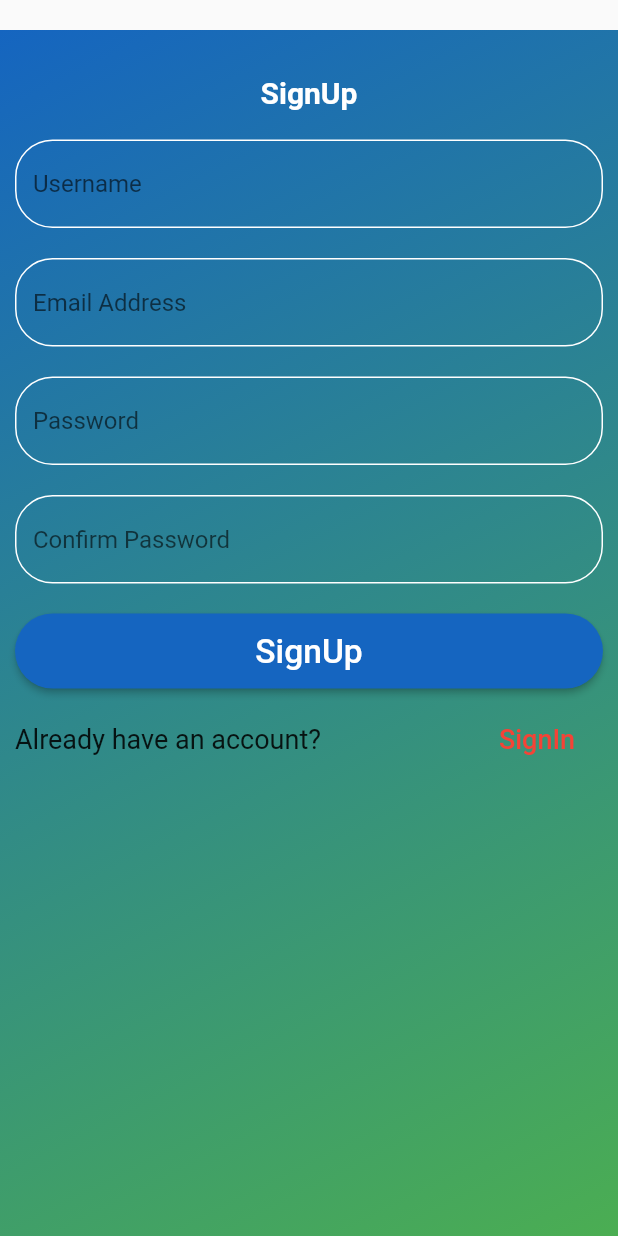
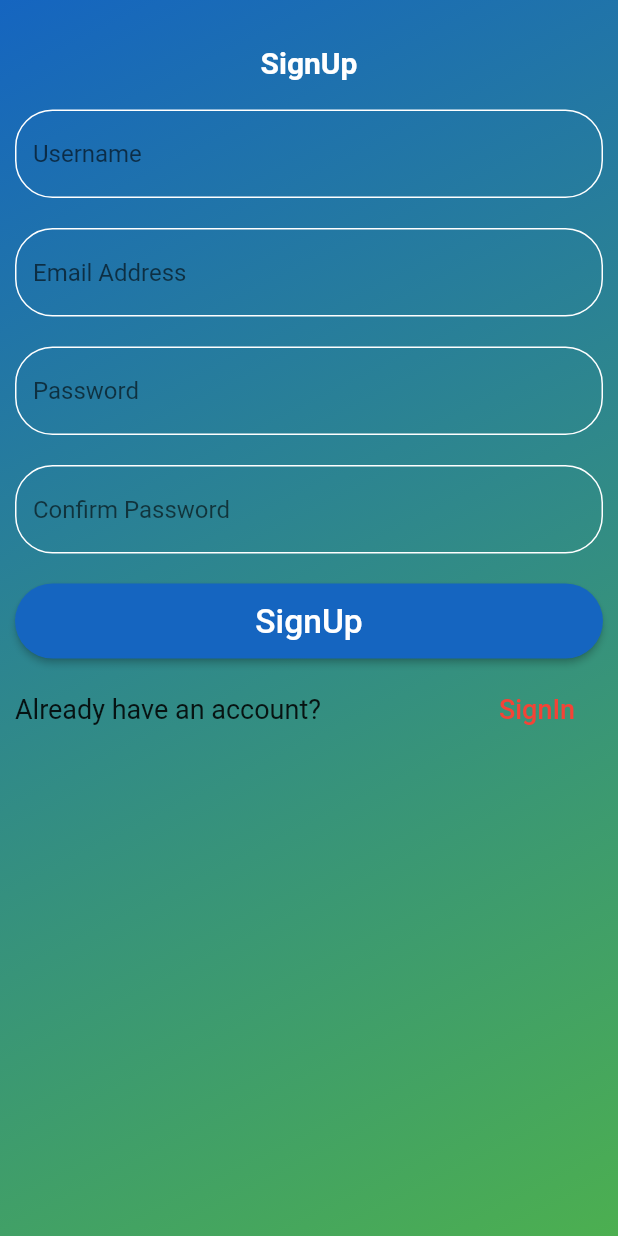
Before and after one commit to Aamir3118/quiz, a Flutter app: the screen it shows after launch, on a phone screen of 412 x 824 dp. Run offline on Flutter 3.47's test engine with Material 2 defaults, Android fonts, the phone set to English and light mode, and no system bars; our stand-ins replace cloud_firestore, firebase_auth, firebase_core; accounts and stored records are empty.

Commit message:
some_changes

```diff
--- a/lib/authform/sign_up.dart
+++ b/lib/authform/sign_up.dart
@@ -42,8 +42,6 @@ class _SignUpState extends State<SignUp> {
           )
         : Scaffold(
             body: SingleChildScrollView(
-              child: Padding(
-                padding: const EdgeInsets.only(top: 20),
               child: Container(
                 height: MediaQuery.of(context).size.height,
                 width: double.infinity,
@@ -269,8 +267,7 @@ class _SignUpState extends State<SignUp> {
                                               username, email, password);
                                       if (result == null) {
                                         setState(() {
-                                            error =
-                                                'Please enter a valid email';
+                                          error = 'Please enter a valid email';
                                           setState(() {
                                             loading = false;
                                           });
@@ -290,8 +287,7 @@ class _SignUpState extends State<SignUp> {
                               height: 10,
                             ),
                             Row(
-                                mainAxisAlignment:
-                                    MainAxisAlignment.spaceBetween,
+                              mainAxisAlignment: MainAxisAlignment.spaceBetween,
                               children: [
                                 Text(
                                   'Already have an account?',
@@ -346,7 +342,6 @@ class _SignUpState extends State<SignUp> {
                 ),
               ),
             ),
-            ),
           );
   }
 }
```
Lines whose indentation alone changed are shown as unchanged.
